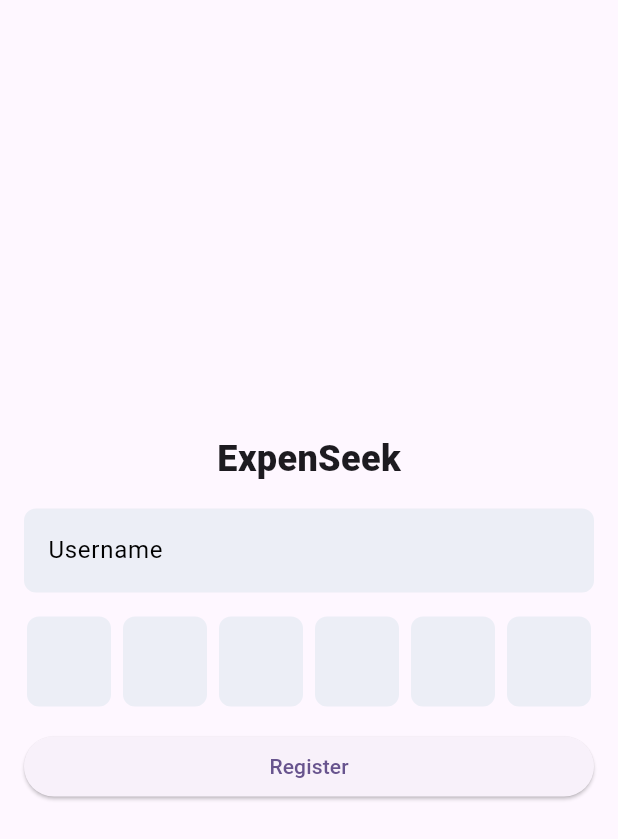
After one commit to Chetan-Soni81/expenseek, a Flutter app: the screen it shows after launch, on a phone screen of 412 x 824 dp. The commit adds this screen. Shown: the top 839 px of the screen. Run offline on Flutter 3.47's test engine with Material 3 defaults, Android fonts, the light colour scheme and no system bars; drawn by our look-alikes of pinput; our stand-ins replace get, sqflite, sqflite_common_ffi; accounts and stored records are empty.

Commit message:
entry page and widgets added

```diff
--- /dev/null
+++ b/lib/controllers/entry_controller.dart
@@ -0,0 +1,16 @@
+import 'package:expenseek/helpers/db_helper.dart';
+import 'package:get/get.dart';
+
+class EntryController extends GetxController {
+  RxBool isLogin = false.obs;
+  @override
+  void onReady() {
+    // TODO: implement onReady
+    super.onReady();
+    checkUserExists();
+  }
+
+  checkUserExists() async {
+    isLogin.value = await DbHelper.userExists();
+  }
+}
--- a/lib/main.dart
+++ b/lib/main.dart
@@ -1,4 +1,5 @@
 import 'dart:io';
+import 'package:expenseek/screens/entry_screen.dart';
 import 'package:sqflite_common_ffi/sqflite_ffi.dart';
 import 'package:expenseek/screens/registration_screen.dart';
 import 'package:flutter/material.dart';
@@ -38,7 +39,7 @@ class MyApp extends StatelessWidget {
         colorScheme: ColorScheme.fromSeed(seedColor: Colors.deepPurple),
         useMaterial3: true,
       ),
-      home: RegistrationScreen(key: key,),
+      home: EntryScreen(key: key,),
     );
   }
 }
--- /dev/null
+++ b/lib/screens/entry_screen.dart
@@ -0,0 +1,22 @@
+import 'package:expenseek/controllers/entry_controller.dart';
+import 'package:expenseek/widgets/login_widget.dart';
+import 'package:expenseek/widgets/registration_widget.dart';
+import 'package:flutter/material.dart';
+import 'package:get/get.dart';
+
+class EntryScreen extends StatelessWidget {
+  EntryScreen({super.key});
+  final c = Get.put(EntryController());
+  @override
+  Widget build(BuildContext context) {
+    return Scaffold(
+        body: Center(
+      child: Obx(
+        () => Padding(
+          padding: const EdgeInsets.all(16),
+          child: c.isLogin.value ? loginWidget() : registrationWidget(),
+        ),
+      ),
+    ));
+  }
+}
--- /dev/null
+++ b/lib/widgets/registration_widget.dart
@@ -0,0 +1,46 @@
+import 'package:flutter/material.dart';
+import 'package:pinput/pinput.dart';
+
+Widget registrationWidget() {
+  return Column(
+    mainAxisAlignment: MainAxisAlignment.center,
+    children: [
+      const Text(
+        "ExpenSeek",
+        style: TextStyle(fontSize: 24, fontWeight: FontWeight.w800),
+      ),
+      const SizedBox(
+        height: 16,
+      ),
+      const TextField(
+        decoration: InputDecoration(
+            fillColor: Color(0xFFeceef6),
+            filled: true,
+            border: OutlineInputBorder(
+                borderRadius: BorderRadius.all(Radius.circular(8)),
+                borderSide: BorderSide.none),
+            labelText: "Username",
+            labelStyle: TextStyle(color: Colors.black)),
+      ),
+      const SizedBox(
+        height: 16,
+      ),
+      const Pinput(
+        obscureText: true,
+        length: 6,
+      ),
+      const SizedBox(
+        height: 16,
+      ),
+      SizedBox(
+        width: double.infinity, // Makes the button full width
+        child: ElevatedButton(
+          onPressed: () {
+            // Button action
+          },
+          child: const Text('Register'),
+        ),
+      ),
+    ],
+  );
+}
```
Also changed, not shown: lib/helpers/db_helper.dart (+10 -2 lines), lib/widgets/login_widget.dart (added, +37 -0 lines).
